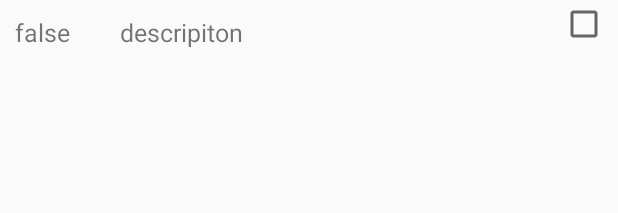
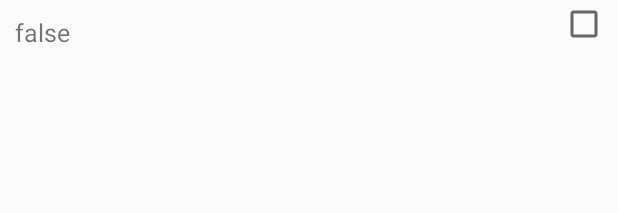
Before and after one commit to moniaS/Organizer, an Android app: the layout list_to_do_item.xml on its own in the app's theme, with its tools: preview values and no code run, on a phone screen of 412 x 824 dp. Shown: the top 213 px of the screen. Run offline under Robolectric (Android 15) with nearby library versions, the phone set to English and light mode, and no system bars.

Commit message:
Dodanie opcji edytowania zadań.

```diff
--- a/app/src/main/java/com/example/android/myapplication/Fragments/TaskDetailsDialog.java
+++ b/app/src/main/java/com/example/android/myapplication/Fragments/TaskDetailsDialog.java
@@ -79,6 +79,7 @@ public class TaskDetailsDialog extends android.support.v4.app.DialogFragment imp
         btn_back.setOnClickListener(new View.OnClickListener() {
             @Override
             public void onClick(View v) {
+                targetFragment.onFinishDetailsTaskDialog(tv_name.getText().toString(), tv_description.getText().toString());
                 dismiss();
             }
         });
--- a/app/src/main/java/com/example/android/myapplication/Fragments/TasksFragment.java
+++ b/app/src/main/java/com/example/android/myapplication/Fragments/TasksFragment.java
@@ -74,6 +74,7 @@ public class TasksFragment extends android.support.v4.app.Fragment implements Ad
     public void onFinishDetailsTaskDialog(String name, String description) {
         tasks.get(chosenTaskPosition).setName(name);
         tasks.get(chosenTaskPosition).setDescription(description);
+        Toast.makeText(getContext(), tasks.get(chosenTaskPosition).getName(), Toast.LENGTH_SHORT);
         dbTasksAdapter.updateTask(tasks.get(chosenTaskPosition).getId(),
                                 tasks.get(chosenTaskPosition).getName(),
                                 tasks.get(chosenTaskPosition).getDescription(),
--- a/app/src/main/res/layout/fragment_task_details_dialog.xml
+++ b/app/src/main/res/layout/fragment_task_details_dialog.xml
@@ -23,7 +23,7 @@
 
             <TextView
                 android:id="@+id/tv_edit_name"
-                android:layout_width="wrap_content"
+                android:layout_width="match_parent"
                 android:layout_height="wrap_content"
                 android:layout_marginLeft="10dp"
                 />
@@ -58,7 +58,7 @@
 
             <EditText
                 android:id="@+id/et_edit_description"
-                android:layout_width="wrap_content"
+                android:layout_width="match_parent"
                 android:layout_height="wrap_content" />
 
         </ViewSwitcher>
--- a/app/src/main/res/layout/list_to_do_item.xml
+++ b/app/src/main/res/layout/list_to_do_item.xml
@@ -14,17 +14,6 @@
         android:focusable="false" >
     </TextView>
 
-    <TextView
-        android:id="@+id/tv_task_description"
-        android:layout_width="wrap_content"
-        android:layout_height="wrap_content"
-        android:layout_marginLeft="80dp"
-        android:layout_marginTop="10dp"
-        android:text="descripiton"
-        android:textSize="25px"
-        android:focusable="false">
-    </TextView>
-
     <CheckBox
         android:id="@+id/cb_task_item"
         android:layout_width="wrap_content"
```
Also changed, not shown: app/src/main/java/com/example/android/myapplication/Adapters/TasksAdapter.java (+5 -4 lines).
